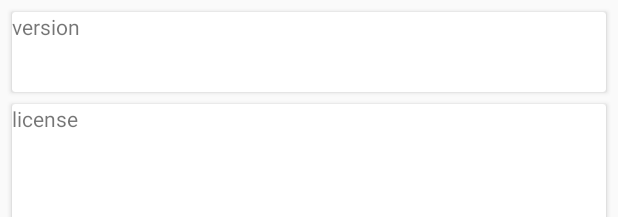
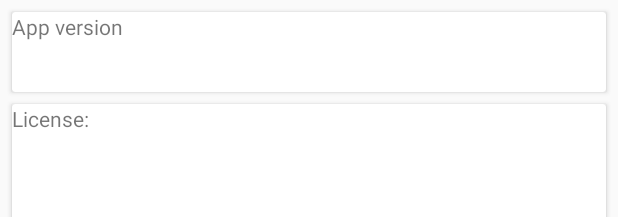
Before and after one commit to jzoran/SensorsList, an Android app: the layout activity_about.xml on its own in the app's theme, with its tools: preview values and no code run, on a phone screen of 412 x 824 dp. Shown: the top 217 px of the screen. Run offline under Robolectric (Android 15) with nearby library versions, the phone set to English and light mode, and no system bars; network calls fail.

Commit message:
don't hard code strings in layout
Refer to a defined resource instead.

```diff
--- a/app/src/main/res/layout/activity_about.xml
+++ b/app/src/main/res/layout/activity_about.xml
@@ -23,7 +23,7 @@
             android:id="@+id/textViewVersion"
             android:layout_width="wrap_content"
             android:layout_height="wrap_content"
-            android:text="version" />
+            android:text="@string/version_default" />
     </android.support.v7.widget.CardView>
 
     <android.support.v7.widget.CardView
@@ -43,7 +43,7 @@
             android:id="@+id/textViewLicense"
             android:layout_width="wrap_content"
             android:layout_height="wrap_content"
-            android:text="license" />
+            android:text="@string/license_title" />
     </android.support.v7.widget.CardView>
 
 </android.support.constraint.ConstraintLayout>
--- a/app/src/main/res/values/strings.xml
+++ b/app/src/main/res/values/strings.xml
@@ -10,6 +10,6 @@
     <string name="item_default">Select a sensor on the left.</string>
     <string name="values_default">Press button to listen or stop listening.</string>
     <string name="values_unavailable">Event values not available.</string>
-    <string name="text_about">App name and version</string>
     <string name="license_title">License:</string>
+    <string name="version_default">App version</string>
 </resources>
```
